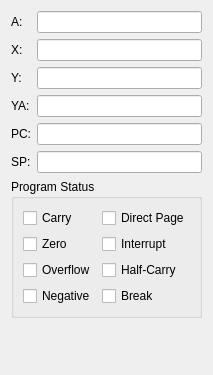
First picture: the form in src/debugger/registerdockwidget.ui, repository mlarouche/LegacySPC, before the edit.
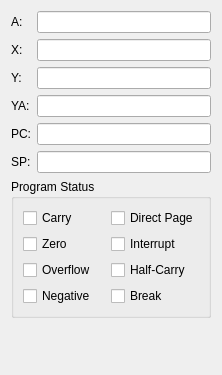
Second picture: the form after the edit.

Diff of the .ui file:
```diff
--- a/src/debugger/registerdockwidget.ui
+++ b/src/debugger/registerdockwidget.ui
@@ -1,11 +1,11 @@
 <ui version="4.0" >
  <class>RegisterDockWidget</class>
- <widget class="QWidget" name="RegisterDockWidget" >
-  <property name="geometry" >
+ <widget class="QWidget" name="RegisterDockWidget">
+  <property name="geometry">
    <rect>
     <x>0</x>
     <y>0</y>
-    <width>207</width>
+    <width>222</width>
     <height>375</height>
    </rect>
   </property>
```
Left out of the diff: 139 changed lines with no effect on the pictures.
